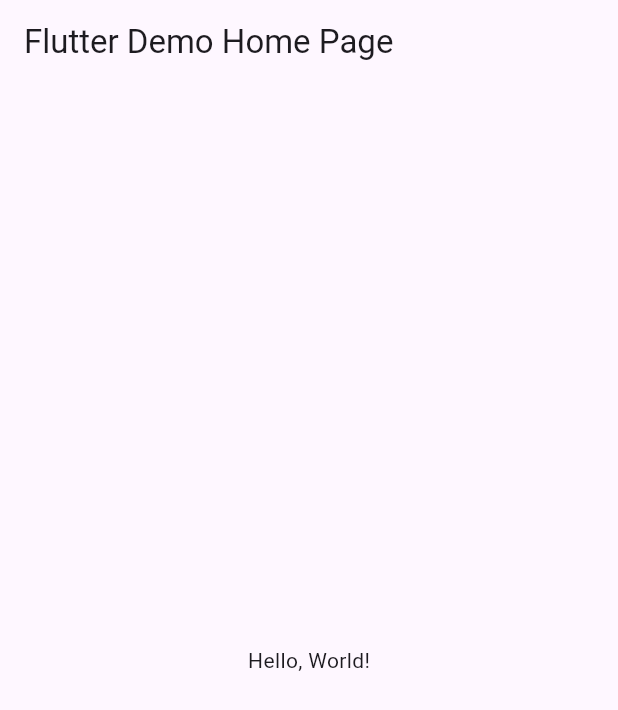
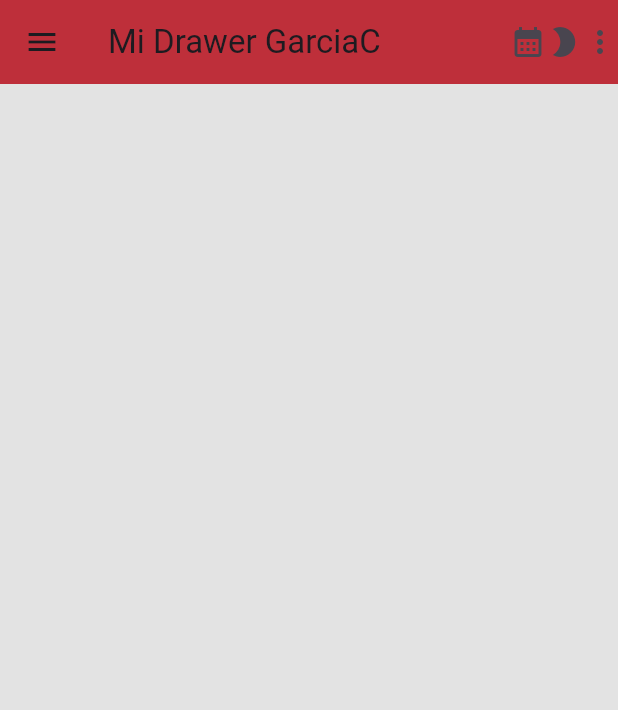
Before and after one commit to GarciaC128/Drawer_Garcia_Carlos, a Flutter app: the screen it shows after launch, on a phone screen of 412 x 824 dp. Shown: the top 710 px of the screen. Run offline on Flutter 3.47's test engine with Material 3 defaults, Android fonts, the phone set to English and light mode, and no system bars.

Commit message:
Update main.dart

```diff
--- a/lib/main.dart
+++ b/lib/main.dart
@@ -1,43 +1,110 @@
 import 'package:flutter/material.dart';
 
-void main() => runApp(MyApp());
+void main() => runApp(const MiDrawerGarciaC());
 
-class MyApp extends StatelessWidget {
-  const MyApp({super.key});
-  // This widget is the root of your application.
+class MiDrawerGarciaC extends StatelessWidget {
+  const MiDrawerGarciaC({Key? key}) : super(key: key);
+
   @override
   Widget build(BuildContext context) {
     return MaterialApp(
-      // Application name
-      title: 'Flutter Hello World',
-      // Application theme data, you can set the colors for the application as
-      // you want
-      theme: ThemeData(
-        // useMaterial3: true,
-        primarySwatch: Colors.blue,
-      ),
-      // A widget which will be started on application startup
-      home: MyHomePage(title: 'Flutter Demo Home Page'),
-    );
-  }
-}
-
-class MyHomePage extends StatelessWidget {
-  final String title;
-  const MyHomePage({super.key, required this.title});
-
-  @override
-  Widget build(BuildContext context) {
-    return Scaffold(
-      appBar: AppBar(
-        // The title text which will be shown on the action bar
-        title: Text(title),
-      ),
-      body: Center(
-        child: Text(
-          'Hello, World!',
+      debugShowCheckedModeBanner: false,
+      home: Scaffold(
+        appBar: AppBar(
+          backgroundColor: Color(0xffca2b2b),
+          title: const Text("Mi Drawer GarciaC"),
+          actions: [
+            Icon(Icons.calendar_month),
+            Icon(Icons.mode_night),
+            Icon(Icons.more_vert)
+          ],
+          elevation: 8,
+        ),
+        backgroundColor: const Color(0xffe3e3e3),
+        drawer: Drawer(
+          child: ListView(
+            padding: EdgeInsets.zero,
+            children: [
+              UserAccountsDrawerHeader(
+                accountName: Text("Carlos Santiago García"),
+                accountEmail: Text("a.21308051281214@cbtis128.edu.mx"),
+                currentAccountPicture: CircleAvatar(
+                  backgroundImage: NetworkImage(
+                      "https://raw.githubusercontent.com/GarciaC128/Img_IOS/main/imagenUser.jpg"),
+                ),
+                decoration: BoxDecoration(
+                  image: DecorationImage(
+                    image: NetworkImage(
+                      "https://raw.githubusercontent.com/GarciaC128/Img_IOS/main/burguir.jpg",
+                    ),
+                    fit: BoxFit.fill,
+                  ),
+                ),
+                otherAccountsPictures: [
+                  CircleAvatar(
+                    backgroundColor: Colors.white,
+                    backgroundImage: NetworkImage(
+                        "https://raw.githubusercontent.com/GarciaC128/Img_IOS/main/user2.jpg"),
+                  ),
+                  CircleAvatar(
+                    backgroundColor: Colors.white,
+                    backgroundImage: NetworkImage(
+                        "https://raw.githubusercontent.com/GarciaC128/Img_IOS/main/user3.jpg"),
+                  ),
+                ],
+              ),
+              ListTile(
+                leading: const Icon(Icons.home,
+                    color: Color(0xff827b7b), size: 32.00),
+                title: Text("Inicio", textScaleFactor: 1.5),
+                onTap: () {
+                  Navigator.pop(context);
+                },
+              ),
+              ListTile(
+                leading: const Icon(Icons.fastfood,
+                    color: Color(0xffe0dd5a), size: 32.00),
+                title: Text("Menu", textScaleFactor: 1.5),
+                onTap: () {
+                  Navigator.pop(context);
+                },
+              ),
+              ListTile(
+                leading: const Icon(Icons.apartment,
+                    color: Color(0xff000000), size: 32.00),
+                title: Text("Sucursales", textScaleFactor: 1.5),
+                onTap: () {
+                  Navigator.pop(context);
+                },
+              ),
+              ListTile(
+                leading: const Icon(Icons.group,
+                    color: Color(0xff4554ad), size: 32.00),
+                title: Text("Empleados", textScaleFactor: 1.5),
+                onTap: () {
+                  Navigator.pop(context);
+                },
+              ),
+              ListTile(
+                leading: const Icon(Icons.motorcycle,
+                    color: Color(0xffca2b2b), size: 32.00),
+                title: Text("Pedidos", textScaleFactor: 1.5),
+                onTap: () {
+                  Navigator.pop(context);
+                },
+              ),
+              ListTile(
+                leading: const Icon(Icons.contact_phone,
+                    color: Color(0xff2bca33), size: 32.00),
+                title: Text("Contactanos", textScaleFactor: 1.5),
+                onTap: () {
+                  Navigator.pop(context);
+                },
+              )
+            ],
+          ),
         ),
       ),
     );
-  }
-}
+  } //Widget
+} //MiDrawerGarciaC
```
